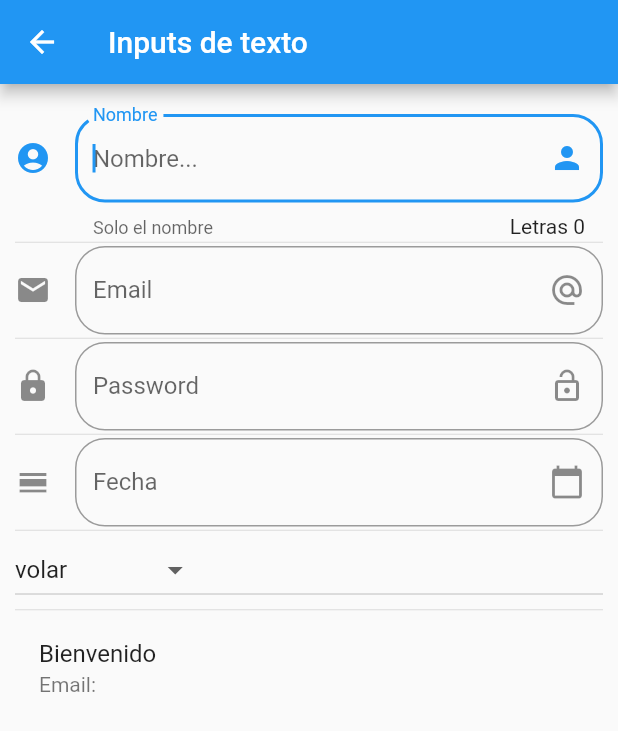
After one commit to raviand/flutter-componentes, a Flutter app: the InputPage screen opened by its route, on a phone screen of 412 x 824 dp. The commit adds this screen. Shown: the top 731 px of the screen. Run offline on Flutter 3.47's test engine with Material 2 defaults, Android fonts, the phone set to English and light mode, and no system bars.

Commit message:
Se crea la pagina de Imputs

```diff
--- a/lib/main.dart
+++ b/lib/main.dart
@@ -1,4 +1,5 @@
 import 'package:flutter/material.dart';
+import 'package:flutter_localizations/flutter_localizations.dart';
 
 import 'package:componentes/src/routes/routes.dart';
 
@@ -8,6 +9,11 @@ class MyApp extends StatelessWidget {
   @override
   Widget build(BuildContext context) {
     return MaterialApp(
+      localizationsDelegates: [
+        GlobalMaterialLocalizations.delegate,
+        GlobalWidgetsLocalizations.delegate
+      ],
+      supportedLocales: [const Locale('en', 'US'), const Locale('es', 'ES')],
       debugShowCheckedModeBanner: false,
       title: 'Material App',
       initialRoute: '/',
--- /dev/null
+++ b/lib/src/pages/input_pages.dart
@@ -0,0 +1,177 @@
+import 'package:flutter/material.dart';
+
+class InputPage extends StatefulWidget {
+  InputPage({Key key}) : super(key: key);
+
+  _InputPageState createState() => _InputPageState();
+}
+
+class _InputPageState extends State<InputPage> {
+  String _name = '';
+  String _email = '';
+  String _password = '';
+  String _fecha = '';
+  String _seleccion = 'volar';
+  List<String> _poderes = ['volar', 'Rayos X', 'Super Fuerza', 'Super Aliento'];
+
+
+  TextEditingController _inputFieldDateController = new TextEditingController();
+
+  @override
+  Widget build(BuildContext context) {
+    return Scaffold(
+        appBar: AppBar(
+          title: Text('Inputs de texto'),
+        ),
+        body: ListView(
+          padding: EdgeInsets.symmetric(horizontal: 10.0, vertical: 20.0),
+          children: <Widget>[
+            _crearInput(),
+            Divider(
+              height: 5.0,
+            ),
+            _crearEmail(),
+            Divider(
+              height: 5.0,
+            ),
+            _crearPassword(),
+            Divider(
+              height: 5.0,
+            ),
+            _crearFecha(context),
+            Divider(
+              height: 5.0,
+            ),
+            _crearDropdown(),
+            Divider(
+              height: 5.0,
+            ),
+            _crearPersona()
+          ],
+        ));
+  }
+
+  Widget _crearInput() {
+    return TextField(
+      onChanged: (value) {
+        setState(() {
+          _name = value;
+        });
+        print(_name);
+      },
+      autofocus: true,
+      textCapitalization: TextCapitalization.words,
+      decoration: InputDecoration(
+          border: OutlineInputBorder(borderRadius: BorderRadius.circular(20.0)),
+          counter: Text('Letras ${_name.length}'),
+          hintText: 'Nombre...',
+          labelText: 'Nombre',
+          helperText: 'Solo el nombre',
+          suffixIcon: Icon(Icons.person),
+          icon: Icon(Icons.account_circle)),
+    );
+  }
+
+  Widget _crearPersona() {
+    return ListTile(
+      title: Text('Bienvenido $_name'),
+      subtitle: Text('Email: $_email'),
+    );
+  }
+
+  Widget _crearEmail() {
+    return TextField(
+      onChanged: (value) {
+        setState(() {
+          _email = value;
+        });
+        print(_email);
+      },
+      keyboardType: TextInputType.emailAddress,
+      decoration: InputDecoration(
+          border: OutlineInputBorder(borderRadius: BorderRadius.circular(20.0)),
+          hintText: 'Email...',
+          labelText: 'Email',
+          suffixIcon: Icon(Icons.alternate_email),
+          icon: Icon(Icons.email)),
+    );
+  }
+
+  Widget _crearPassword() {
+    return TextField(
+      onChanged: (value) {
+        setState(() {
+          _password = value;
+        });
+
+      },
+      obscureText: true,
+      decoration: InputDecoration(
+          border: OutlineInputBorder(borderRadius: BorderRadius.circular(20.0)),
+          hintText: 'Password...',
+          labelText: 'Password',
+          suffixIcon: Icon(Icons.lock_open),
+          icon: Icon(Icons.lock)),
+    );
+  }
+
+  Widget _crearFecha( BuildContext context ) {
+    return TextField(
+      enableInteractiveSelection: false,
+      controller: _inputFieldDateController,
+      decoration: InputDecoration(
+          border: OutlineInputBorder(borderRadius: BorderRadius.circular(20.0)),
+          hintText: 'Fecha...',
+          labelText: 'Fecha',
+          suffixIcon: Icon(Icons.calendar_today),
+          icon: Icon(Icons.calendar_view_day)
+      ),
+      onTap: (){
+
+        FocusScope.of(context).requestFocus(new FocusNode());
+        _selectDate(context);
+
+      },
+    );
+  }
+
+  _selectDate(context) async {
+    DateTime picked = await showDatePicker(
+      context: context,
+      initialDate: DateTime.now(),
+      firstDate: DateTime(2018),
+      lastDate: DateTime(2025),
+    );
+
+    if(picked != null){
+      setState(() {
+       _fecha = picked.toLocal().toString();
+       _inputFieldDateController.text = _fecha;
+      });
+    }
+  }
+
+  List<DropdownMenuItem<String>> getOpcionesDropdown(){
+
+    List<DropdownMenuItem<String>> lista = new List();
+    _poderes.forEach( (opt) => lista.add( new DropdownMenuItem<String>(
+      child: Text( opt),
+      value: opt,
+      )));
+
+    return lista;
+  }
+
+  Widget _crearDropdown() {
+    return DropdownButton(
+      items: getOpcionesDropdown(),
+      value: _seleccion,
+      onChanged: (value){
+        setState(() {
+          _seleccion = value;
+        });
+        print(value);
+      },
+    );
+  }
+}
--- a/lib/src/routes/routes.dart
+++ b/lib/src/routes/routes.dart
@@ -1,3 +1,5 @@
+import 'package:componentes/src/pages/animated_container.dart';
+import 'package:componentes/src/pages/input_pages.dart';
 import 'package:flutter/material.dart';
 
 import 'package:componentes/src/pages/card_page.dart';
@@ -12,6 +14,7 @@ Map <String, WidgetBuilder> getApplicationRoutes(){
           'alert' : (BuildContext context) => AlertPage(),
           'avatar': (BuildContext context) => AvatarPage(),
           'card'  : (BuildContext context) => CardPage(),
-
+          'animatedContainer' : (BuildContext context) => AnimatedContainerPage(),
+          'inputs' : (BuildContext context) => InputPage(),
         };
 }
--- a/lib/src/utils/icon_string_util.dart
+++ b/lib/src/utils/icon_string_util.dart
@@ -4,6 +4,8 @@ final _icons = <String, IconData> {
   'add_alert' :  Icons.add_alert ,
   'accessibility' :  Icons.accessibility ,
   'folder_open' :  Icons.folder_open ,
+  'dounut_large' : Icons.donut_large,
+  'input' : Icons.input
 };
 
 Icon getIconFromString(String iconName){
--- a/pubspec.yaml
+++ b/pubspec.yaml
@@ -18,6 +18,9 @@ environment:
 
 dependencies:
   flutter:
+    sdk: flutter
+
+  flutter_localizations:
     sdk: flutter
 
   # The following adds the Cupertino Icons font to your application.
--- a/tools/menu_opts.json
+++ b/tools/menu_opts.json
@@ -15,6 +15,16 @@
             "ruta" : "card",
             "icon" : "folder_open",
             "texto": "Cards - Tarjetas"
+        },
+        {
+            "ruta" : "animatedContainer",
+            "icon" : "dounut_large",
+            "texto": "Animated Container"
+        },
+        {
+            "ruta" : "inputs",
+            "icon" : "input",
+            "texto": "Inputs"
         }
     ]
 }
```
Also changed, not shown: lib/src/pages/animated_container.dart (added, +54 -0 lines), pubspec.lock.
